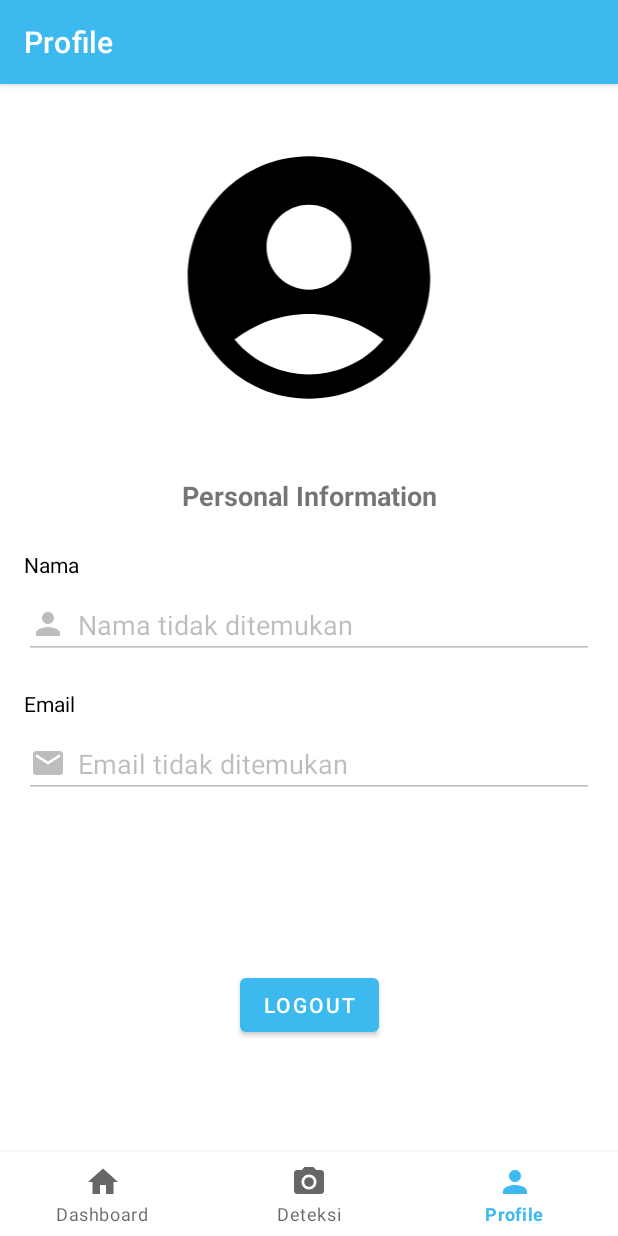
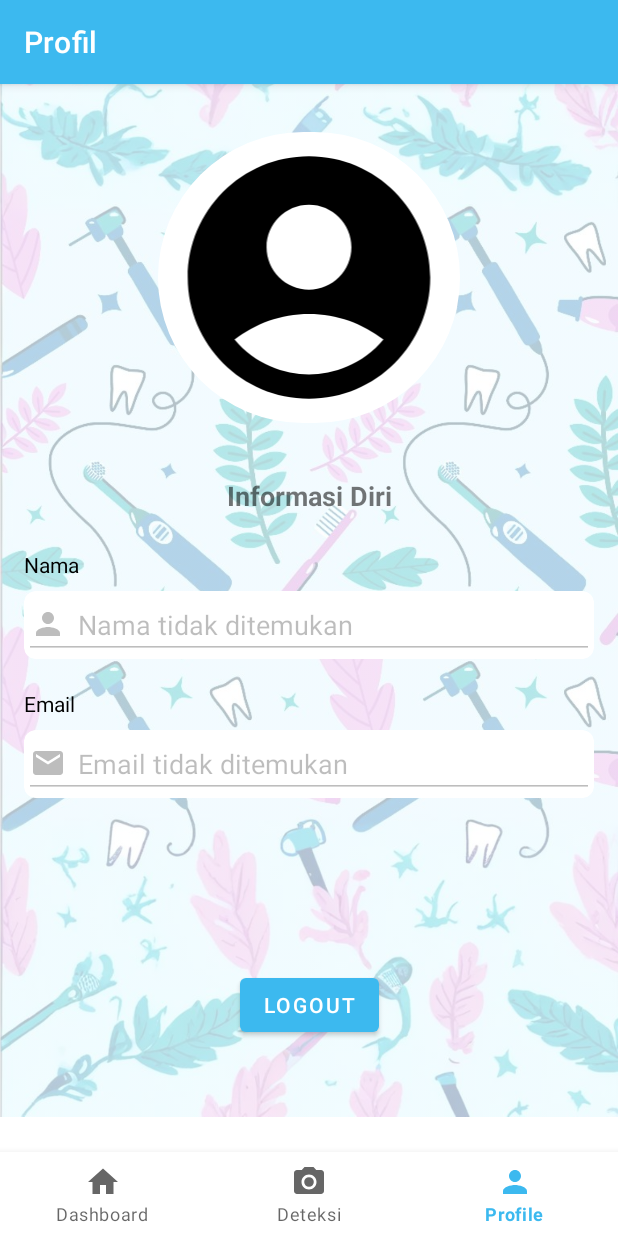
Before and after one commit to Carol-Health/MD, an Android app: the screen it shows after launch once a user with an empty profile is signed in (MainActivity), item 3 of the bottom bar chosen, on a phone screen of 412 x 824 dp. Run offline under Robolectric (Android 15) with nearby library versions, the phone set to English and light mode, and no system bars; our stand-ins replace Firebase (no records; nobody signed in at launch, a user with empty details on screens opened directly); pictures from the network do not load; 1 statement that could not run was skipped.

Commit message:
test branch + UI update profile & deteksi + Translate Bahasa Indonesia

```diff
--- /dev/null
+++ b/app/src/main/res/drawable/border.xml
@@ -0,0 +1,5 @@
+<?xml version="1.0" encoding="utf-8"?>
+<shape xmlns:android="http://schemas.android.com/apk/res/android" android:shape="rectangle">
+    <solid android:color="@android:color/white" />
+    <corners android:radius="8dp" />
+</shape>
--- a/app/src/main/res/layout/fragment_profile.xml
+++ b/app/src/main/res/layout/fragment_profile.xml
@@ -3,6 +3,13 @@
     xmlns:app="http://schemas.android.com/apk/res-auto"
     android:layout_width="match_parent"
     android:layout_height="match_parent">
+
+    <ImageView
+        android:layout_width="match_parent"
+        android:layout_height="match_parent"
+        android:src="@drawable/freepik__expand__99178"
+        android:scaleType="fitCenter"
+        android:alpha="0.3"/>
 
     <ScrollView
         android:layout_width="match_parent"
@@ -37,6 +44,18 @@
                 app:layout_constraintStart_toStartOf="parent"
                 app:layout_constraintTop_toBottomOf="@id/topBar" />
 
+            <com.google.android.material.imageview.ShapeableImageView
+                android:id="@+id/backgroundUserIcon"
+                android:layout_width="201dp"
+                android:layout_height="194dp"
+                android:layout_marginTop="32dp"
+                android:src="@drawable/baseline_account_circle_24"
+                android:background="@drawable/border"
+                app:layout_constraintEnd_toEndOf="parent"
+                app:layout_constraintStart_toStartOf="parent"
+                app:layout_constraintTop_toBottomOf="@id/topBar"
+                app:shapeAppearanceOverlay="@style/userIconBorder"/>
+
             <TextView
                 android:id="@+id/personalInfoTitle"
                 android:layout_width="wrap_content"
@@ -61,6 +80,20 @@
                 app:layout_constraintHorizontal_bias="0.0"
                 app:layout_constraintStart_toStartOf="parent"
                 app:layout_constraintTop_toBottomOf="@id/personalInfoTitle" />
+
+            <com.google.android.material.imageview.ShapeableImageView
+                android:id="@+id/backgroundNameTextView"
+                android:layout_width="0dp"
+                android:layout_height="45dp"
+                android:layout_marginTop="8dp"
+                android:layout_marginStart="16dp"
+                android:layout_marginEnd="16dp"
+                android:background="@drawable/border"
+                app:shapeAppearanceOverlay="@style/editTextBorder"
+                app:layout_constraintEnd_toEndOf="parent"
+                app:layout_constraintStart_toStartOf="parent"
+                app:layout_constraintTop_toBottomOf="@id/nameTextView"
+                />
 
             <EditText
                 android:id="@+id/displayNameTextView"
@@ -89,6 +122,20 @@
                 app:layout_constraintHorizontal_bias="0.0"
                 app:layout_constraintStart_toStartOf="parent"
                 app:layout_constraintTop_toBottomOf="@id/displayNameTextView" />
+
+            <com.google.android.material.imageview.ShapeableImageView
+                android:id="@+id/backgroundEmailTextView"
+                android:layout_width="0dp"
+                android:layout_height="45dp"
+                android:layout_marginTop="8dp"
+                android:layout_marginStart="16dp"
+                android:layout_marginEnd="16dp"
+                android:background="@drawable/border"
+                app:shapeAppearanceOverlay="@style/editTextBorder"
+                app:layout_constraintEnd_toEndOf="parent"
+                app:layout_constraintStart_toStartOf="parent"
+                app:layout_constraintTop_toBottomOf="@id/emailTextView"
+                />
 
             <EditText
                 android:id="@+id/emailField"
--- /dev/null
+++ b/app/src/main/res/values/corner.xml
@@ -0,0 +1,18 @@
+<?xml version="1.0" encoding="utf-8"?>
+<resources>
+    <style name="cornerImageUpload">
+        <item name="cornerSize">
+           15%
+        </item>
+    </style>
+    <style name="userIconBorder">
+        <item name="cornerSize">
+            50%
+        </item>
+    </style>
+    <style name="editTextBorder">
+        <item name="cornerSize">
+            15%
+        </item>
+    </style>
+</resources>
```
Also changed, not shown: app/src/main/res/layout/fragment_deteksi.xml (+39 -11 lines), app/src/main/res/values/strings.xml (+24 -24 lines), app/src/main/res/drawable/freepik__expand__99178.png (added).
